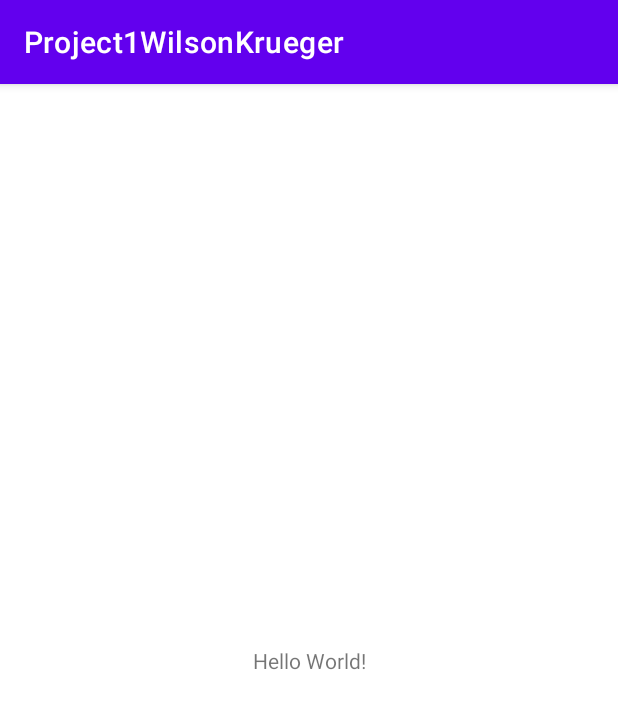
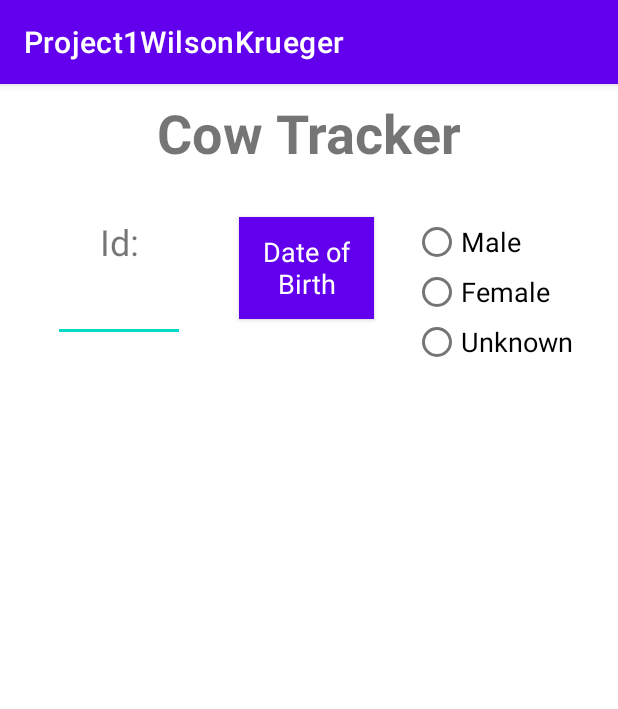
Before and after one commit to WilsonKrueger/MobileDeviceProgramming-Project1, an Android app: the screen it shows after launch (MainActivity), on a phone screen of 412 x 824 dp. Shown: the top 709 px of the screen. Run offline under Robolectric (Android 15) with nearby library versions, the phone set to English and light mode, and no system bars.

```diff
--- /dev/null
+++ b/app/src/main/java/css/project1wilsonkrueger/DatePickerFragment.java
@@ -0,0 +1,31 @@
+package css.project1wilsonkrueger;
+
+import android.app.DatePickerDialog;
+import android.app.Dialog;
+import android.os.Bundle;
+import android.widget.DatePicker;
+
+import androidx.fragment.app.DialogFragment;
+
+import java.util.Calendar;
+
+public class DatePickerFragment extends DialogFragment
+        implements DatePickerDialog.OnDateSetListener {
+
+    @Override
+    public Dialog onCreateDialog(Bundle savedInstanceState) {
+        // Use the current date as the default date in the picker
+        final Calendar c = Calendar.getInstance();
+        int year = c.get(Calendar.YEAR);
+        int month = c.get(Calendar.MONTH);
+        int day = c.get(Calendar.DAY_OF_MONTH);
+
+        // Create a new instance of DatePickerDialog and return it
+        return new DatePickerDialog(getActivity(), this, year, month, day);
+    }
+
+    public void onDateSet(DatePicker view, int year, int month, int day) {
+        // Do something with the date chosen by the user
+    }
+
+}
--- a/app/src/main/java/css/project1wilsonkrueger/MainActivity.java
+++ b/app/src/main/java/css/project1wilsonkrueger/MainActivity.java
@@ -1,14 +1,37 @@
 package css.project1wilsonkrueger;
 
 import androidx.appcompat.app.AppCompatActivity;
+import androidx.fragment.app.DialogFragment;
 
 import android.os.Bundle;
+import android.view.View;
+import android.widget.Button;
 
 public class MainActivity extends AppCompatActivity {
+
+    Button buttonCalendar;
+
 
     @Override
     protected void onCreate(Bundle savedInstanceState) {
         super.onCreate(savedInstanceState);
         setContentView(R.layout.activity_main);
+
+        setupButtonCalendar();
+    }
+
+    private void setupButtonCalendar() {
+        buttonCalendar = findViewById(R.id.buttonCalendar);
+        buttonCalendar.setOnClickListener(new View.OnClickListener() {
+            @Override
+            public void onClick(View view) {
+                showDatePickerDialog();
+            }
+        });
+    }
+
+    public void showDatePickerDialog() {
+        DialogFragment newFragment = new DatePickerFragment();
+        newFragment.show(getSupportFragmentManager(), "datePicker");
     }
 }
--- a/app/src/main/res/layout/activity_main.xml
+++ b/app/src/main/res/layout/activity_main.xml
@@ -7,12 +7,86 @@
     tools:context=".MainActivity">
 
     <TextView
+        android:id="@+id/textView"
         android:layout_width="wrap_content"
         android:layout_height="wrap_content"
-        android:text="Hello World!"
-        app:layout_constraintBottom_toBottomOf="parent"
-        app:layout_constraintLeft_toLeftOf="parent"
-        app:layout_constraintRight_toRightOf="parent"
+        android:layout_marginTop="8dp"
+        android:text="Cow Tracker"
+        android:textSize="36sp"
+        android:textStyle="bold"
+        app:layout_constraintEnd_toEndOf="parent"
+        app:layout_constraintStart_toStartOf="parent"
         app:layout_constraintTop_toTopOf="parent" />
 
+    <RadioGroup
+        android:id="@+id/radioGroup"
+        android:layout_width="111dp"
+        android:layout_height="100dp"
+        app:layout_constraintEnd_toEndOf="parent"
+        app:layout_constraintStart_toEndOf="@+id/buttonCalendar"
+        app:layout_constraintTop_toTopOf="@+id/textView2">
+
+        <RadioButton
+            android:id="@+id/radioButtonMale"
+            android:layout_width="match_parent"
+            android:layout_height="33dp"
+            android:text="Male"
+            android:textSize="18sp" />
+
+        <RadioButton
+            android:id="@+id/radioButtonFemale"
+            android:layout_width="match_parent"
+            android:layout_height="33dp"
+            android:text="Female"
+            android:textSize="18sp" />
+
+        <RadioButton
+            android:id="@+id/radioButtonUnknown"
+            android:layout_width="match_parent"
+            android:layout_height="33dp"
+            android:text="Unknown"
+            android:textSize="18sp" />
+    </RadioGroup>
+
+    <TextView
+        android:id="@+id/textView2"
+        android:layout_width="55dp"
+        android:layout_height="30dp"
+        android:layout_marginTop="32dp"
+        android:text="Id:"
+        android:textAlignment="center"
+        android:textSize="24sp"
+        app:layout_constraintEnd_toStartOf="@+id/buttonCalendar"
+        app:layout_constraintStart_toStartOf="parent"
+        app:layout_constraintTop_toBottomOf="@+id/textView" />
+
+    <EditText
+        android:id="@+id/editTextId"
+        android:layout_width="88dp"
+        android:layout_height="45dp"
+        android:layout_marginStart="8dp"
+        android:layout_marginTop="8dp"
+        android:ems="10"
+        android:inputType="textPersonName"
+        android:textAlignment="center"
+        android:textSize="24sp"
+        app:layout_constraintEnd_toEndOf="@+id/textView2"
+        app:layout_constraintHorizontal_bias="0.615"
+        app:layout_constraintStart_toStartOf="@+id/textView2"
+        app:layout_constraintTop_toBottomOf="@+id/textView2" />
+
+    <Button
+        android:id="@+id/buttonCalendar"
+        style="@android:style/Widget.DatePicker"
+        android:layout_width="90dp"
+        android:layout_height="68dp"
+        android:background="#4CAF50"
+        android:text="Date of Birth"
+        android:textAlignment="center"
+        android:textSize="18sp"
+        app:layout_constraintEnd_toEndOf="@+id/textView"
+        app:layout_constraintHorizontal_bias="0.488"
+        app:layout_constraintStart_toStartOf="@+id/textView"
+        app:layout_constraintTop_toTopOf="@+id/textView2" />
+
 </androidx.constraintlayout.widget.ConstraintLayout>
```
